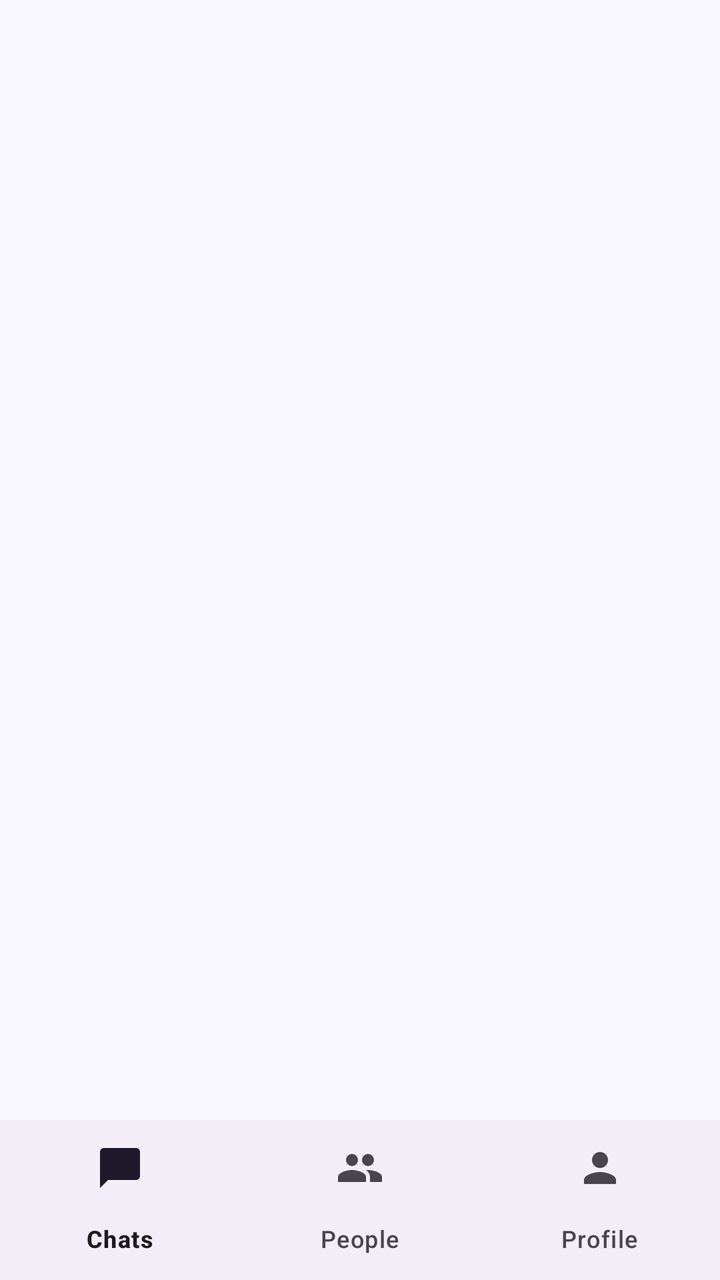
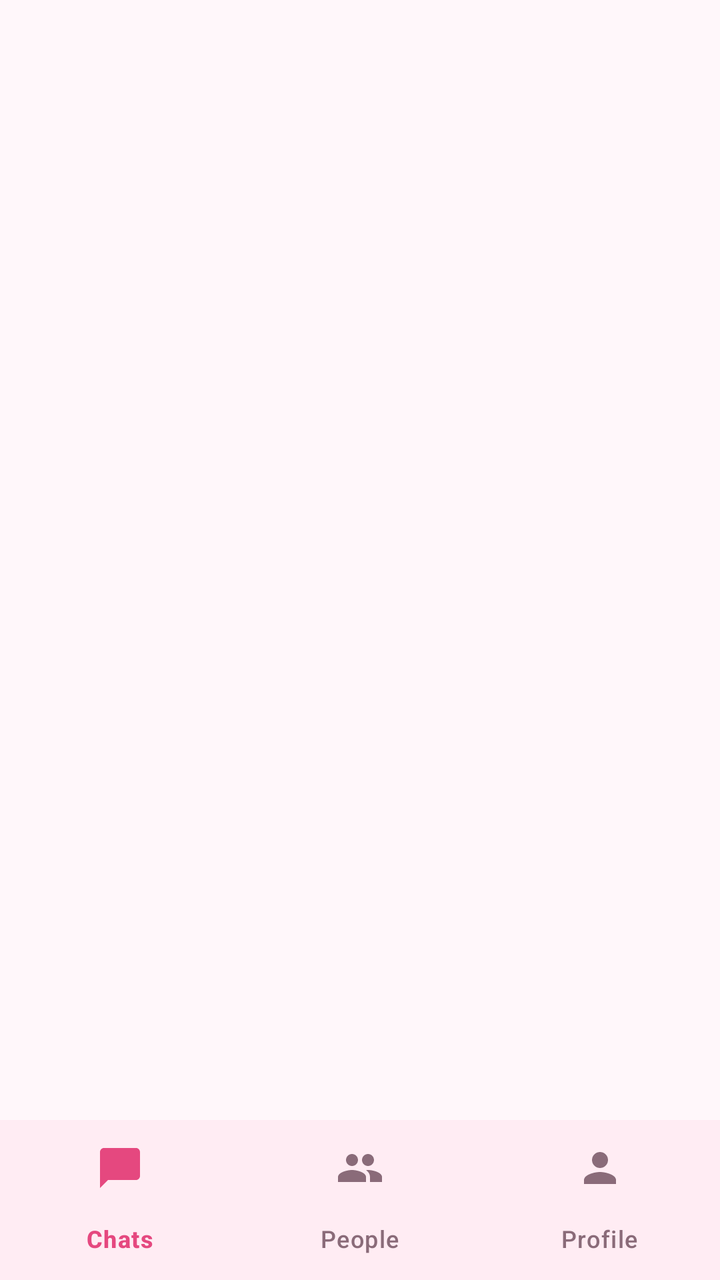

Before-and-after screenshots of an Android layout around one commit, followed by the original layout XML and the change that was made.
<!-- AndroidManifest.xml: application theme Theme.PulseChat -->
<!-- res/layout/activity_main.xml -->
<?xml version="1.0" encoding="utf-8"?>
<LinearLayout xmlns:android="http://schemas.android.com/apk/res/android"
    xmlns:app="http://schemas.android.com/apk/res-auto"
    android:layout_width="match_parent" android:layout_height="match_parent"
    android:orientation="vertical">

    <FrameLayout android:id="@+id/container" android:layout_width="match_parent"
        android:layout_height="0dp" android:layout_weight="1" />

    <com.google.android.material.bottomnavigation.BottomNavigationView
        android:id="@+id/bottomNav" android:layout_width="match_parent"
        android:layout_height="wrap_content" app:menu="@menu/bottom_nav"
        app:labelVisibilityMode="labeled" />
</LinearLayout>
<!-- resources referenced by this layout -->
<resources>
  <style name="Theme.PulseChat" parent="Theme.Material3.Light.NoActionBar">
          <item name="colorPrimary">@color/violet</item>
          <item name="colorOnPrimary">@color/white</item>
          <item name="colorPrimaryContainer">@color/lavender</item>
          <item name="colorSurface">@color/white</item>
          <item name="android:windowBackground">@color/bg</item>
          <item name="android:statusBarColor">@color/bg</item>
          <item name="android:windowLightStatusBar">true</item>
      </style>
  <color name="violet">#6C4CF1</color>
  <color name="white">#FFFFFF</color>
  <color name="lavender">#EFEAFE</color>
  <color name="bg">#FAF8FF</color>
</resources>

<!-- the commit's change to res/layout/activity_main.xml (unified diff, before → after) -->
@@ -1,6 +1,5 @@
 <?xml version="1.0" encoding="utf-8"?>
-<LinearLayout xmlns:android="http://schemas.android.com/apk/res/android"
-    xmlns:app="http://schemas.android.com/apk/res-auto"
+<LinearLayout xmlns:android="http://schemas.android.com/apk/res/android" xmlns:app="http://schemas.android.com/apk/res-auto"
     android:layout_width="match_parent" android:layout_height="match_parent"
     android:orientation="vertical">
 
<!-- resource entries referenced after the edit -->
@@ -8,10 +8,22 @@
           <item name="android:windowBackground">@color/bg</item>
           <item name="android:statusBarColor">@color/bg</item>
           <item name="android:windowLightStatusBar">true</item>
+          <item name="bottomNavigationStyle">@style/Widget.Sakura.BottomNav</item>
       </style>
-  <color name="violet">#6C4CF1</color>
+  <color name="violet">#FF6FA5</color>
   <color name="white">#FFFFFF</color>
-  <color name="lavender">#EFEAFE</color>
-  <color name="bg">#FAF8FF</color>
+  <color name="lavender">#FFE6EF</color>
+  <color name="bg">#FFF7FA</color>
+  <style name="Widget.Sakura.BottomNav" parent="Widget.Material3.BottomNavigationView">
+          <item name="android:background">@color/white</item>
+          <item name="itemIconTint">@color/nav_item</item>
+          <item name="itemTextColor">@color/nav_item</item>
+          <item name="itemActiveIndicatorStyle">@style/Sakura.NavIndicator</item>
+          <item name="elevation">10dp</item>
+      </style>
+  <style name="Sakura.NavIndicator" parent="Widget.Material3.BottomNavigationView.ActiveIndicator">
+          <item name="android:color">@color/lavender_mid</item>
+      </style>
+  <color name="lavender_mid">#FFC7DA</color>
 </resources>
 
